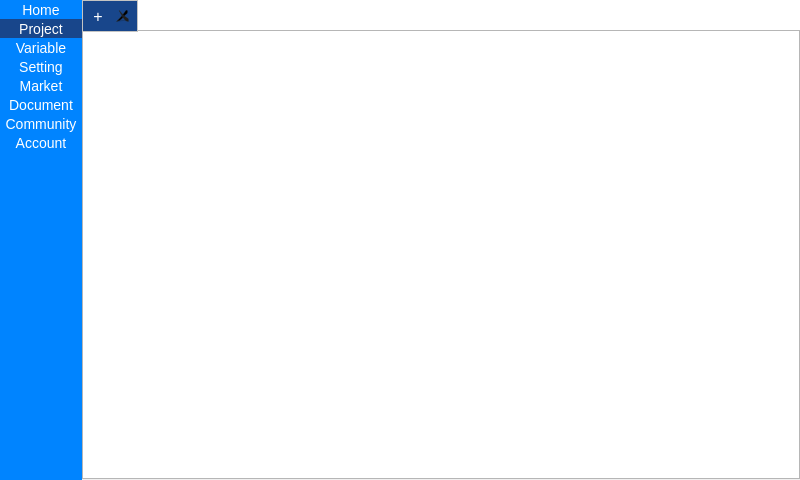
Old version of the form MainWindow.ui in the repository deltaxrobot/Delta-X-Software.
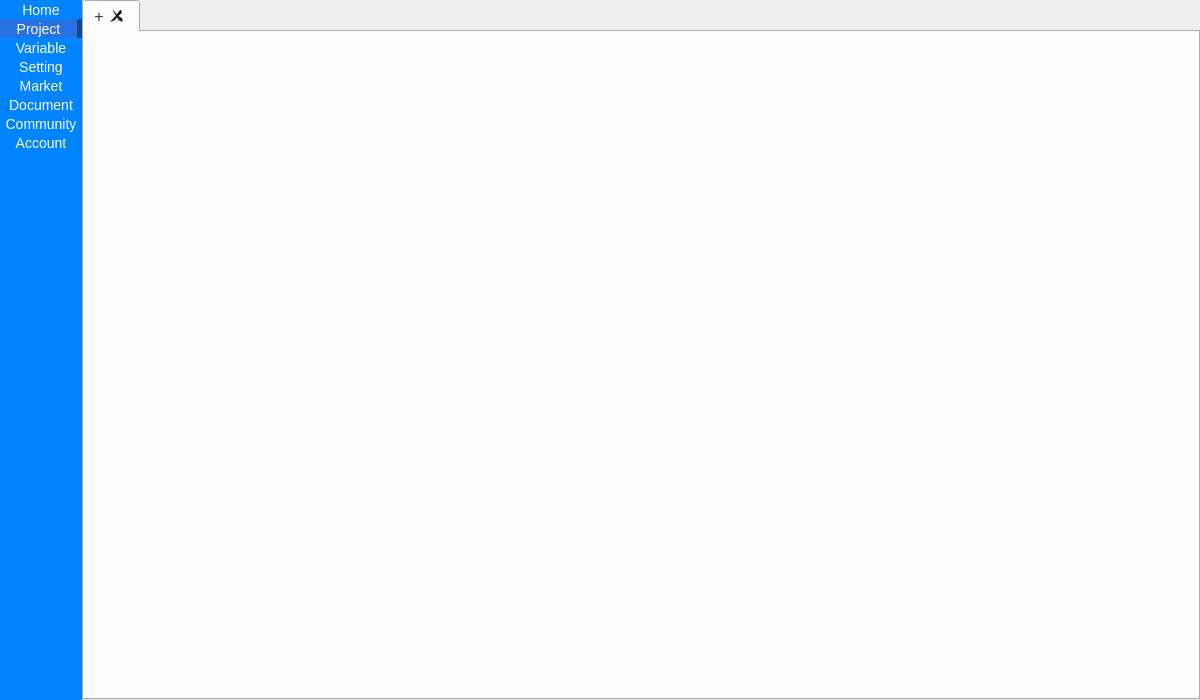
New version of the form. Icons and pictures are not drawn.

Diff of the .ui file:
```diff
--- a/MainWindow.ui
+++ b/MainWindow.ui
@@ -6,8 +6,8 @@
    <rect>
     <x>0</x>
     <y>0</y>
-    <width>800</width>
-    <height>480</height>
+    <width>1200</width>
+    <height>700</height>
    </rect>
   </property>
   <property name="sizePolicy">
@@ -39,11 +39,16 @@
   <property name="styleSheet">
    <string notr="true">QWidget
 {	
+	color:rgb(60, 60, 60);
+}
+
+/*QWidget
+{	
 	background-color: rgb(255, 255, 255);
-}
+}*/
 
 /*------- Combo Box---------*/
-QComboBox
+/*QComboBox
 {	
 	color: rgb(79, 79, 79);
 	border: 1px solid rgb(79, 79, 79);
@@ -58,18 +63,18 @@
 
     border-left-width: 1px;
     border-left-color: darkgray;
-    border-left-style: solid; /* just a single line */
-    border-top-right-radius: 3px; /* same radius as the QComboBox */
+    border-left-style: solid;
+    border-top-right-radius: 3px;
     border-bottom-right-radius: 3px;	
 }
 
 QComboBox::down-arrow {
     image: url(:/icon/icons8_expand_arrow_16px.png);
-}
+}*/
 
 /* --------- Tab ----------*/
 
-
+/*
 QTabBar::tab {
     background: rgb(0, 132, 255);
 	
@@ -84,26 +89,6 @@
 	color: rgb(255, 255, 255);
 }
 
-/*--------- Dialog -------------*/
-/*QPushButton
-{	
-	background-color: rgb(0, 132, 255);
-	border: none;
-	color: rgb(255, 255, 255);
-}
-
-QPushButton::hover
-{	
-	background-color: rgb(0, 195, 255);
-}
-
-QPushButton::pressed
-{	
-	background-color: rgb(255, 255, 255);	
-	color: rgb(58, 58, 58);
-	border: 1px solid rgb(58, 58, 58);
-}*/
-
 QPushButton
 {	
 	color: rgb(50, 50, 50);
@@ -122,8 +107,9 @@
 	color: rgb(50, 50, 50);
 	background: none;
 }
-
+*/
 /*----- Scroll Bar ------*/
+/*
 QScrollBar:horizontal {
     background: rgb(185, 185, 185);
 }
@@ -137,7 +123,8 @@
 
 QScrollBar::handle:horizontal {	
 	background-color: rgb(172, 172, 172);
-}</string>
+}
+*/</string>
   </property>
   <widget class="QWidget" name="centralWidget">
    <layout class="QHBoxLayout" name="horizontalLayout">
@@ -287,7 +274,8 @@
               </size>
              </property>
              <property name="styleSheet">
-              <string notr="true">background-color: rgb(24, 70, 139);</string>
+              <string notr="true">background-color: rgb(39, 114, 226);
+border-right: 5px solid rgb(24, 70, 139);</string>
              </property>
              <property name="text">
               <string>Project</string>
```
